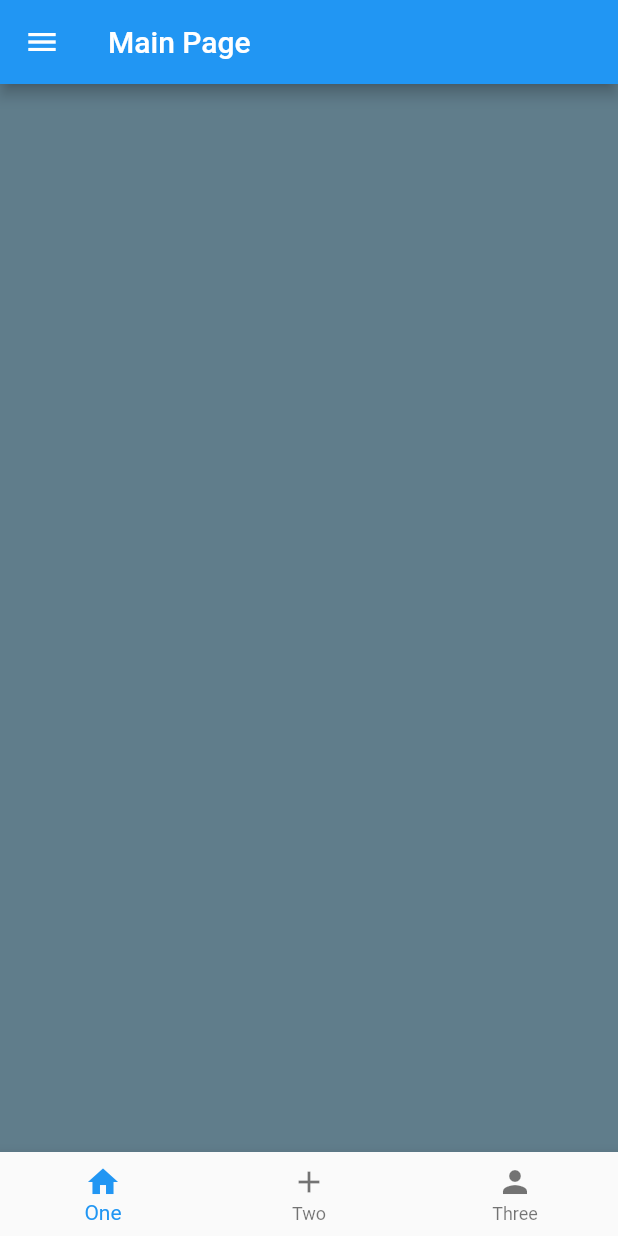
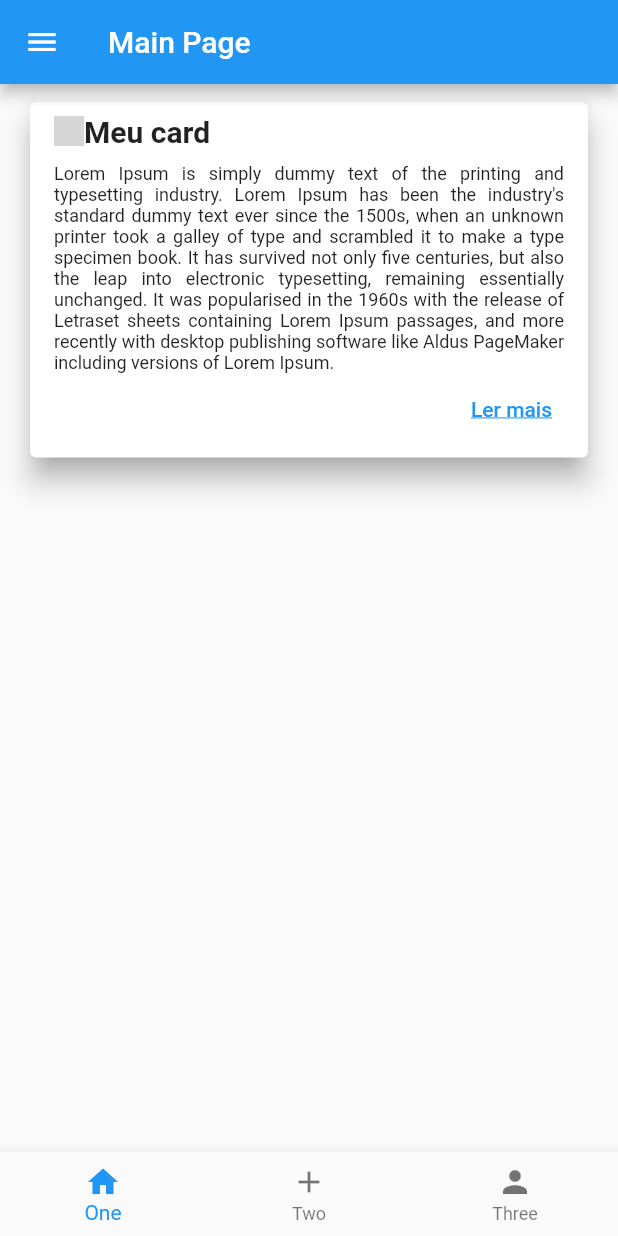
Before and after one commit to ashenOneDev/trilhaapp, a Flutter app: the MainPage screen opened directly, on a phone screen of 412 x 824 dp. Run offline on Flutter 3.47's test engine with Material 2 defaults, Android fonts, the phone set to English and light mode, and no system bars; network calls fail; grey boxes are pictures that could not be loaded.

Commit message:
add card

```diff
--- /dev/null
+++ b/lib/pages/card_page.dart
@@ -0,0 +1,63 @@
+import 'package:flutter/material.dart';
+
+class CardPage extends StatefulWidget {
+  const CardPage({super.key});
+
+  @override
+  State<CardPage> createState() => _CardPageState();
+}
+
+class _CardPageState extends State<CardPage> {
+  @override
+  Widget build(BuildContext context) {
+    return Column(
+      children: [
+        Container(
+          width: double.infinity,
+          margin: const EdgeInsets.symmetric(horizontal: 16, vertical: 8),
+          child: Card(
+            elevation: 8,
+            shadowColor: Colors.grey,
+            child: Padding(
+              padding: const EdgeInsets.symmetric(horizontal: 16, vertical: 8),
+              child: Column(
+                crossAxisAlignment: CrossAxisAlignment.start,
+                children: [
+                  Row(children: [
+                    Image.network(
+                      "https://hermes.digitalinnovation.one/assets/diome/logo.png",
+                      height: 20,
+                    ),
+                    const Text(
+                      "Meu card",
+                      style:
+                          TextStyle(fontSize: 20, fontWeight: FontWeight.w700),
+                    ),
+                  ]),
+                  const SizedBox(
+                    height: 10,
+                  ),
+                  const Text(
+                    "Lorem Ipsum is simply dummy text of the printing and typesetting industry. Lorem Ipsum has been the industry's standard dummy text ever since the 1500s, when an unknown printer took a galley of type and scrambled it to make a type specimen book. It has survived not only five centuries, but also the leap into electronic typesetting, remaining essentially unchanged. It was popularised in the 1960s with the release of Letraset sheets containing Lorem Ipsum passages, and more recently with desktop publishing software like Aldus PageMaker including versions of Lorem Ipsum.",
+                    style: TextStyle(fontSize: 12),
+                    textAlign: TextAlign.justify,
+                  ),
+                  Container(
+                      width: double.infinity,
+                      alignment: Alignment.centerRight,
+                      child: TextButton(
+                          onPressed: () {},
+                          child: const Text(
+                            "Ler mais",
+                            style:
+                                TextStyle(decoration: TextDecoration.underline),
+                          )))
+                ],
+              ),
+            ),
+          ),
+        ),
+      ],
+    );
+  }
+}
--- a/lib/pages/main_page.dart
+++ b/lib/pages/main_page.dart
@@ -3,7 +3,7 @@ import 'package:trilhaap/pages/three_page.dart';
 import 'package:trilhaap/pages/two_page.dart';
 import 'package:trilhaap/shared/widgets/custom_drawer.dart';
 
-import 'one_page.dart';
+import 'card_page.dart';
 
 class MainPage extends StatefulWidget {
   const MainPage({super.key});
@@ -36,7 +36,7 @@ class _MainPageState extends State<MainPage> {
                 },
                 scrollDirection: Axis.vertical,
                 children: const [
-                  OnePage(),
+                  CardPage(),
                   TwoPage(),
                   ThreePage(),
                 ],
--- a/lib/pages/one_page.dart
+++ /dev/null
@@ -1,17 +0,0 @@
-import 'package:flutter/material.dart';
-
-class OnePage extends StatefulWidget {
-  const OnePage({super.key});
-
-  @override
-  State<OnePage> createState() => _OnePageState();
-}
-
-class _OnePageState extends State<OnePage> {
-  @override
-  Widget build(BuildContext context) {
-    return Container(
-      color: Colors.blueGrey,
-    );
-  }
-}
```
